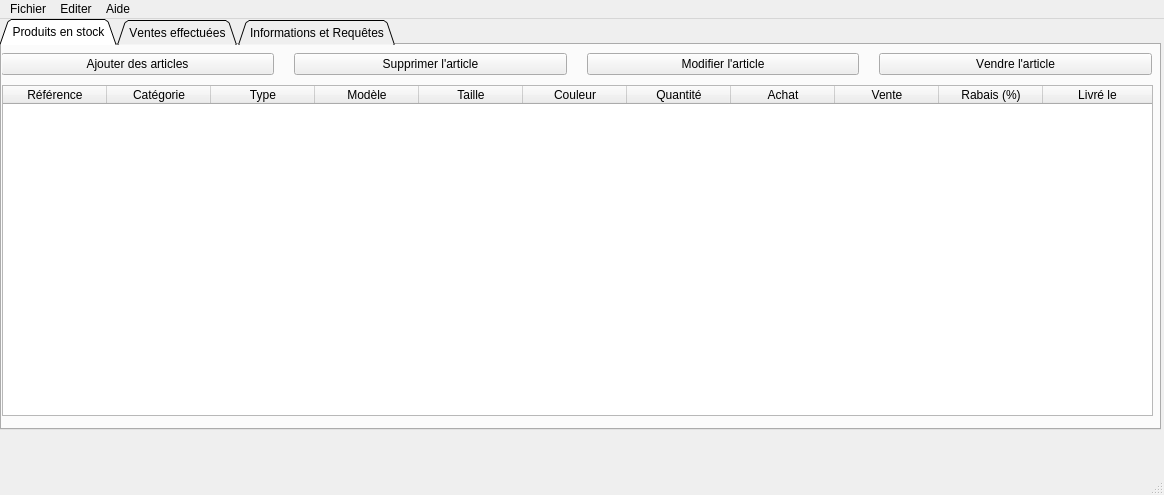
pawamoy/gestion-de-stock, file GestionDeStock/mainwindow.ui: the form before one commit.
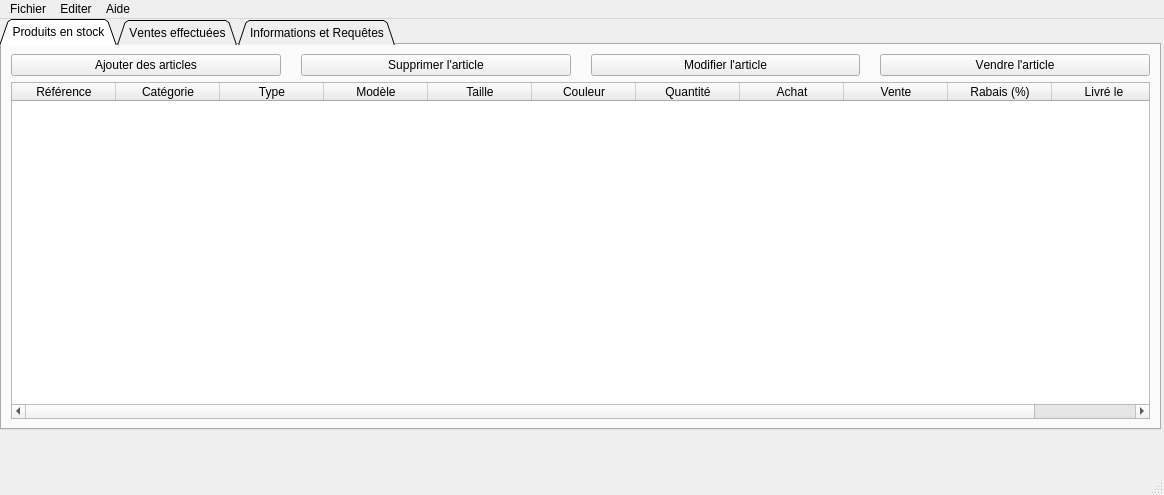
The form after the commit. The open tabs and pages were chosen to show the change. Icons and pictures are not drawn.

```diff
--- a/GestionDeStock/mainwindow.ui
+++ b/GestionDeStock/mainwindow.ui
@@ -63,143 +63,8 @@
         <attribute name="title">
          <string>Produits en stock</string>
         </attribute>
-        <widget class="QWidget" name="verticalLayoutWidget_2">
-         <property name="geometry">
-          <rect>
-           <x>0</x>
-           <y>40</y>
-           <width>1151</width>
-           <height>331</height>
-          </rect>
-         </property>
-         <layout class="QVBoxLayout" name="verticalLayout_2">
+        <layout class="QVBoxLayout" name="verticalLayout_4">
           <item>
-           <widget class="QTableWidget" name="tableWidget">
-            <property name="editTriggers">
-             <set>QAbstractItemView::DoubleClicked</set>
-            </property>
-            <property name="tabKeyNavigation">
-             <bool>false</bool>
-            </property>
-            <property name="dragEnabled">
-             <bool>false</bool>
-            </property>
-            <property name="dragDropOverwriteMode">
-             <bool>false</bool>
-            </property>
-            <property name="alternatingRowColors">
-             <bool>true</bool>
-            </property>
-            <property name="selectionMode">
-             <enum>QAbstractItemView::SingleSelection</enum>
-            </property>
-            <property name="selectionBehavior">
-             <enum>QAbstractItemView::SelectRows</enum>
-            </property>
-            <property name="gridStyle">
-             <enum>Qt::SolidLine</enum>
-            </property>
-            <property name="sortingEnabled">
-             <bool>false</bool>
-            </property>
-            <property name="wordWrap">
-             <bool>false</bool>
-            </property>
-            <property name="cornerButtonEnabled">
-             <bool>false</bool>
-            </property>
-            <attribute name="horizontalHeaderCascadingSectionResizes">
-             <bool>true</bool>
-            </attribute>
-            <attribute name="horizontalHeaderDefaultSectionSize">
-             <number>104</number>
-            </attribute>
-            <attribute name="horizontalHeaderShowSortIndicator" stdset="0">
-             <bool>false</bool>
-            </attribute>
-            <attribute name="horizontalHeaderStretchLastSection">
-             <bool>true</bool>
-            </attribute>
-            <attribute name="verticalHeaderVisible">
-             <bool>false</bool>
-            </attribute>
-            <attribute name="verticalHeaderCascadingSectionResizes">
-             <bool>false</bool>
-            </attribute>
-            <attribute name="verticalHeaderShowSortIndicator" stdset="0">
-             <bool>false</bool>
-            </attribute>
-            <attribute name="verticalHeaderStretchLastSection">
-             <bool>false</bool>
-            </attribute>
-            <column>
-             <property name="text">
-              <string>Référence</string>
-             </property>
-            </column>
-            <column>
-             <property name="text">
-              <string>Catégorie</string>
-             </property>
-            </column>
-            <column>
-             <property name="text">
-              <string>Type</string>
-             </property>
-            </column>
-            <column>
-             <property name="text">
-              <string>Modèle</string>
-             </property>
-            </column>
-            <column>
-             <property name="text">
-              <string>Taille</string>
-             </property>
-            </column>
-            <column>
-             <property name="text">
-              <string>Couleur</string>
-             </property>
-            </column>
-            <column>
-             <property name="text">
-              <string>Quantité</string>
-             </property>
-            </column>
-            <column>
-             <property name="text">
-              <string>Achat</string>
-             </property>
-            </column>
-            <column>
-             <property name="text">
-              <string>Vente</string>
-             </property>
-            </column>
-            <column>
-             <property name="text">
-              <string>Rabais (%)</string>
-             </property>
-            </column>
-            <column>
-             <property name="text">
-              <string>Livré le</string>
-             </property>
-            </column>
-           </widget>
-          </item>
-         </layout>
-        </widget>
-        <widget class="QWidget" name="horizontalLayoutWidget_2">
-         <property name="geometry">
-          <rect>
-           <x>-1</x>
-           <y>-1</y>
-           <width>1151</width>
-           <height>41</height>
-          </rect>
-         </property>
          <layout class="QHBoxLayout" name="horizontalLayout_2">
           <property name="spacing">
            <number>20</number>
@@ -255,7 +120,128 @@
            </widget>
           </item>
          </layout>
-        </widget>
+         </item>
+         <item>
+          <layout class="QVBoxLayout" name="verticalLayout_2">
+           <item>
+            <widget class="QTableWidget" name="tableWidget">
+             <property name="editTriggers">
+              <set>QAbstractItemView::DoubleClicked</set>
+             </property>
+             <property name="tabKeyNavigation">
+              <bool>false</bool>
+             </property>
+             <property name="dragEnabled">
+              <bool>false</bool>
+             </property>
+             <property name="dragDropOverwriteMode">
+              <bool>false</bool>
+             </property>
+             <property name="alternatingRowColors">
+              <bool>true</bool>
+             </property>
+             <property name="selectionMode">
+              <enum>QAbstractItemView::SingleSelection</enum>
+             </property>
+             <property name="selectionBehavior">
+              <enum>QAbstractItemView::SelectRows</enum>
+             </property>
+             <property name="gridStyle">
+              <enum>Qt::SolidLine</enum>
+             </property>
+             <property name="sortingEnabled">
+              <bool>false</bool>
+             </property>
+             <property name="wordWrap">
+              <bool>false</bool>
+             </property>
+             <property name="cornerButtonEnabled">
+              <bool>false</bool>
+             </property>
+             <attribute name="horizontalHeaderCascadingSectionResizes">
+              <bool>true</bool>
+             </attribute>
+             <attribute name="horizontalHeaderDefaultSectionSize">
+              <number>104</number>
+             </attribute>
+             <attribute name="horizontalHeaderShowSortIndicator" stdset="0">
+              <bool>false</bool>
+             </attribute>
+             <attribute name="horizontalHeaderStretchLastSection">
+              <bool>true</bool>
+             </attribute>
+             <attribute name="verticalHeaderVisible">
+              <bool>false</bool>
+             </attribute>
+             <attribute name="verticalHeaderCascadingSectionResizes">
+              <bool>false</bool>
+             </attribute>
+             <attribute name="verticalHeaderShowSortIndicator" stdset="0">
+              <bool>false</bool>
+             </attribute>
+             <attribute name="verticalHeaderStretchLastSection">
+              <bool>false</bool>
+             </attribute>
+             <column>
+              <property name="text">
+               <string>Référence</string>
+              </property>
+             </column>
+             <column>
+              <property name="text">
+               <string>Catégorie</string>
+              </property>
+             </column>
+             <column>
+              <property name="text">
+               <string>Type</string>
+              </property>
+             </column>
+             <column>
+              <property name="text">
+               <string>Modèle</string>
+              </property>
+             </column>
+             <column>
+              <property name="text">
+               <string>Taille</string>
+              </property>
+             </column>
+             <column>
+              <property name="text">
+               <string>Couleur</string>
+              </property>
+             </column>
+             <column>
+              <property name="text">
+               <string>Quantité</string>
+              </property>
+             </column>
+             <column>
+              <property name="text">
+               <string>Achat</string>
+              </property>
+             </column>
+             <column>
+              <property name="text">
+               <string>Vente</string>
+              </property>
+             </column>
+             <column>
+              <property name="text">
+               <string>Rabais (%)</string>
+              </property>
+             </column>
+             <column>
+              <property name="text">
+               <string>Livré le</string>
+              </property>
+             </column>
+            </widget>
+           </item>
+          </layout>
+         </item>
+        </layout>
        </widget>
        <widget class="QWidget" name="onglet_vente">
         <attribute name="title">
```
Left out of the diff: 42 changed lines with no effect on the pictures. Lines whose indentation alone changed are shown as unchanged.
